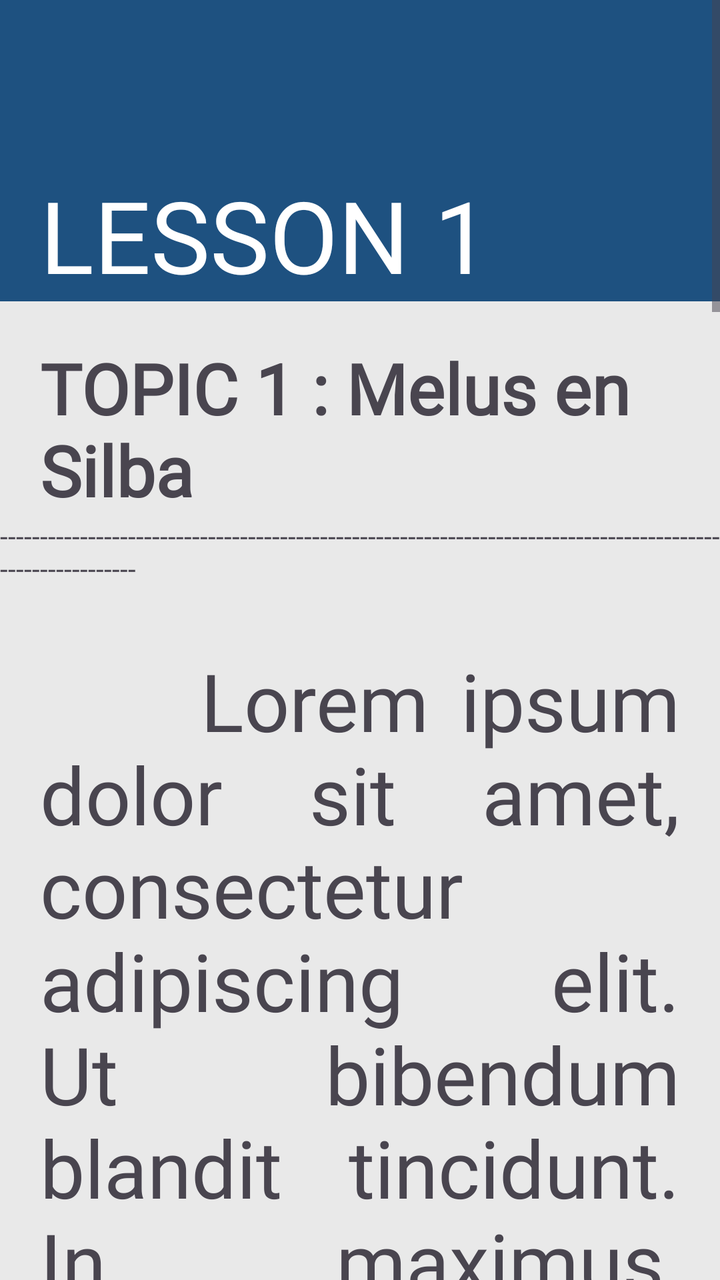
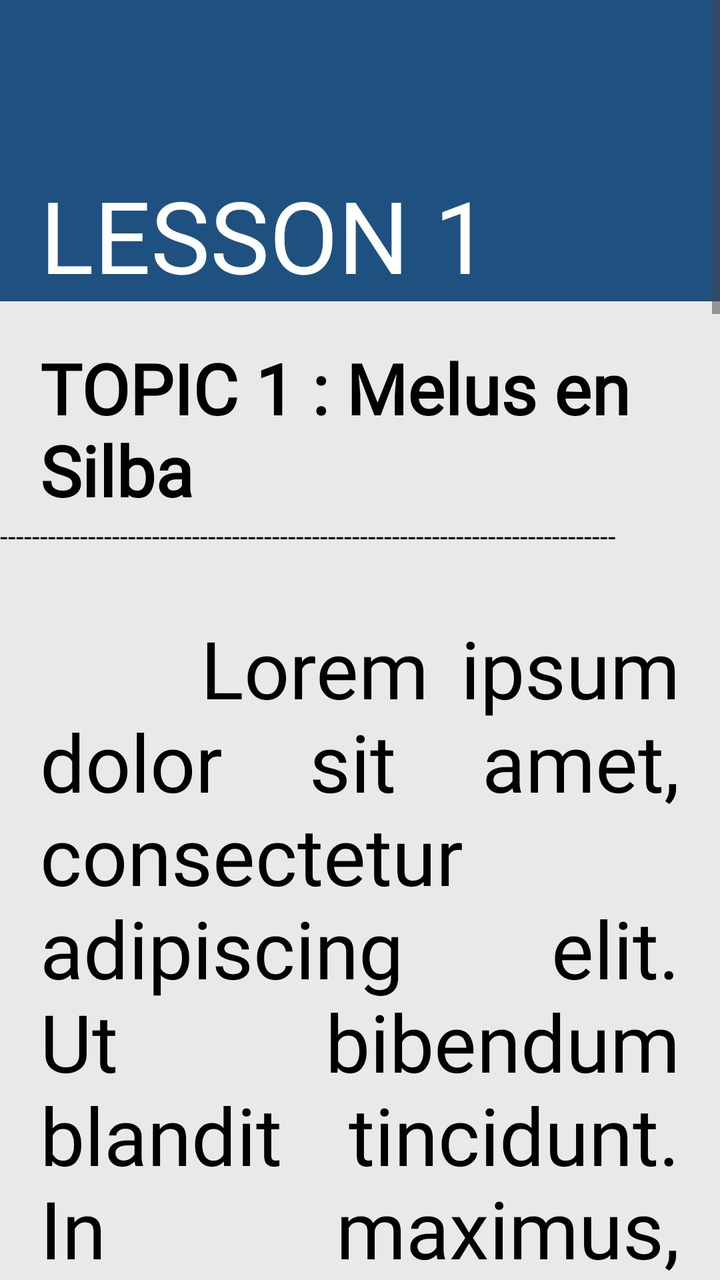

Before-and-after screenshots of an Android layout around one commit, followed by the original layout XML and the change that was made.
<!-- AndroidManifest.xml: application theme Theme.FinalsApplication -->
<!-- res/layout/view_lesson1_topic1.xml -->
<?xml version="1.0" encoding="utf-8"?>
<androidx.drawerlayout.widget.DrawerLayout xmlns:android="http://schemas.android.com/apk/res/android"
    android:layout_width="match_parent"
    android:layout_height="match_parent"
    xmlns:tools="http://schemas.android.com/tools"
    xmlns:app="http://schemas.android.com/apk/res-auto"
    android:id="@+id/drawer_layout"
    android:background="#e9e9e9"
    android:fitsSystemWindows="true"
    tools:context=".ViewLesson1"
    tools:openDrawer="start">

    <com.google.android.material.navigation.NavigationView
        android:layout_width="240dp"
        android:layout_height="match_parent"
        android:id="@+id/nav_view"
        app:headerLayout="@layout/header"
        app:menu="@menu/lessons_menu"
        android:focusable="true"
        android:clickable="true"
        android:layout_gravity="start"/>

    <ScrollView
        android:id="@+id/scrollViewT1"
        android:layout_width="409dp"
        android:layout_height="729dp"
        tools:layout_editor_absoluteX="1dp"
        tools:layout_editor_absoluteY="1dp">

        <LinearLayout
            android:layout_width="match_parent"
            android:layout_height="wrap_content"
            android:orientation="vertical">

                <androidx.appcompat.widget.Toolbar
                    android:id="@+id/toolbar"
                    android:layout_width="match_parent"
                    android:layout_height="wrap_content"
                    android:elevation="4dp"
                    android:background="#1e5180">
                </androidx.appcompat.widget.Toolbar>


            <LinearLayout
                android:layout_width="match_parent"
                android:layout_height="wrap_content"
                android:layout_alignParentTop="true"
                android:background="#1e5180">

                <TextView
                    android:id="@+id/textViewLesson1"
                    android:layout_width="wrap_content"
                    android:layout_height="wrap_content"
                    android:layout_marginStart="20dp"
                    android:layout_marginTop="20dp"
                    android:fontFamily="@font/roboto_black"
                    android:text="LESSON 1"
                    android:textColor="@color/white"
                    android:textSize="50sp" />
            </LinearLayout>


            <TextView
                android:id="@+id/textViewTopic1"
                android:layout_width="wrap_content"
                android:layout_height="wrap_content"
                android:layout_marginStart="20dp"
                android:layout_marginTop="20dp"
                android:text="TOPIC 1 : Melus en Silba"
                android:fontFamily="@font/roboto_light"
                android:textSize="35sp"
                android:textStyle="bold"/>

            <TextView
                android:id="@+id/textView8"
                android:layout_width="match_parent"
                android:layout_height="wrap_content"
                android:text="-----------------------------------------------------------------------------------------------------------"
                />

            <TextView
                android:id="@+id/textViewParagraph"
                android:layout_width="wrap_content"
                android:layout_height="wrap_content"
                android:layout_below="@+id/textViewLesson1"
                android:layout_marginStart="20dp"
                android:layout_marginTop="30dp"
                android:layout_marginEnd="20dp"
                android:fontFamily="@font/roboto_light"
                android:justificationMode="inter_word"
                android:text="     Lorem ipsum dolor sit amet, consectetur adipiscing elit. Ut bibendum blandit tincidunt. In maximus, turpis placerat vestibulum lobortis, purus sapien venenatis risus, eu vehicula felis sapien a ligula. Nulla in aliquet urna, ac laoreet tellus. Maecenas eu commodo magna. In hac habitasse platea dictumst. Curabitur vulputate suscipit arcu eget bibendum. Praesent porttitor est gravida, viverra augue et, tristique odio. Sed lacinia mi ut nisi tempus, ac blandit nunc blandit. Sed blandit ultrices efficitur. Integer eleifend cursus sapien, non lobortis nisi vestibulum ac. Aenean et sem porta turpis dapibus tempor in in nibh. Suspendisse laoreet purus nec est semper, id mattis mauris volutpat."
                android:textSize="40sp" />

            <LinearLayout
                android:layout_width="match_parent"
                android:layout_height="100dip"
                android:layout_alignParentBottom="true"
                android:background="#a8b4d8">

                <ImageButton
                    android:id="@+id/imageButtonBackVL1"
                    android:layout_width="76dp"
                    android:layout_height="wrap_content"
                    android:layout_marginStart="20dp"
                    android:layout_marginTop="20dp"
                    android:layout_marginBottom="20dp"
                    android:background="?android:attr/selectableItemBackground"
                    android:scaleType="fitCenter"
                    android:src="@drawable/arrowleft" />

                <ImageButton
                    android:id="@+id/imageButtonNextVL1"
                    android:layout_width="76dp"
                    android:layout_height="wrap_content"
                    android:layout_marginStart="210dp"
                    android:layout_marginTop="20dp"
                    android:layout_marginBottom="20dp"
                    android:background="?android:attr/selectableItemBackground"
                    android:scaleType="fitCenter"
                    android:src="@drawable/arrowright" />
            </LinearLayout>

        </LinearLayout>
    </ScrollView>
</androidx.drawerlayout.widget.DrawerLayout>
<!-- res/layout/header.xml (included above) -->
<?xml version="1.0" encoding="utf-8"?>
<RelativeLayout xmlns:android="http://schemas.android.com/apk/res/android"
    xmlns:app="http://schemas.android.com/apk/res-auto"
    xmlns:tools="http://schemas.android.com/tools"
    android:layout_width="match_parent"
    android:layout_height="150dp"
    android:background="@color/ourBlue"
    android:gravity="bottom"
    android:padding="20dp"
    tools:context=".Header">

    <TextView
        android:id="@+id/textView"
        android:layout_width="wrap_content"
        android:layout_height="wrap_content"
        android:text="Lesson View"
        android:textColor="@color/white"
        android:textSize="30dp"
        android:textStyle="bold" />

</RelativeLayout>
<!-- resources referenced by this layout -->
<resources>
  <color name="ourBlue">#1e5180</color>
  <color name="white">#FFFFFFFF</color>
  <!-- drawable arrowleft: png bitmap (drawable, 16559 bytes) -->
  <!-- drawable arrowright: png bitmap (drawable, 12630 bytes) -->
  <style name="Theme.FinalsApplication" parent="Base.Theme.FinalsApplication" />
  <style name="Base.Theme.FinalsApplication" parent="Theme.Material3.DayNight.NoActionBar">
          
          
          <item name="android:statusBarColor">#00000000</item>
      </style>
</resources>

<!-- the commit's change to res/layout/view_lesson1_topic1.xml (unified diff, before → after) -->
@@ -67,6 +67,7 @@
                 android:layout_marginStart="20dp"
                 android:layout_marginTop="20dp"
                 android:text="TOPIC 1 : Melus en Silba"
+                android:textColor="@color/black"
                 android:fontFamily="@font/roboto_light"
                 android:textSize="35sp"
                 android:textStyle="bold"/>
@@ -75,7 +76,8 @@
                 android:id="@+id/textView8"
                 android:layout_width="match_parent"
                 android:layout_height="wrap_content"
-                android:text="-----------------------------------------------------------------------------------------------------------"
+                android:text="-----------------------------------------------------------------------------"
+                android:textColor="@color/black"
                 />
 
             <TextView
@@ -88,6 +90,7 @@
                 android:layout_marginEnd="20dp"
                 android:fontFamily="@font/roboto_light"
                 android:justificationMode="inter_word"
+                android:textColor="@color/black"
                 android:text="     Lorem ipsum dolor sit amet, consectetur adipiscing elit. Ut bibendum blandit tincidunt. In maximus, turpis placerat vestibulum lobortis, purus sapien venenatis risus, eu vehicula felis sapien a ligula. Nulla in aliquet urna, ac laoreet tellus. Maecenas eu commodo magna. In hac habitasse platea dictumst. Curabitur vulputate suscipit arcu eget bibendum. Praesent porttitor est gravida, viverra augue et, tristique odio. Sed lacinia mi ut nisi tempus, ac blandit nunc blandit. Sed blandit ultrices efficitur. Integer eleifend cursus sapien, non lobortis nisi vestibulum ac. Aenean et sem porta turpis dapibus tempor in in nibh. Suspendisse laoreet purus nec est semper, id mattis mauris volutpat."
                 android:textSize="40sp" />
 
<!-- resource entries referenced after the edit -->
@@ -1,5 +1,6 @@
 <!-- resources referenced by this layout -->
 <resources>
+  <color name="black">#000000</color>
   <color name="ourBlue">#1e5180</color>
   <color name="white">#FFFFFFFF</color>
   <!-- drawable arrowleft: png bitmap (drawable, 16559 bytes) -->
